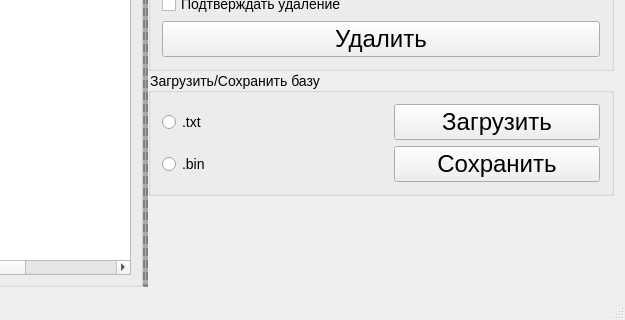
First picture: the form in BD/LR_3/BD_Lr_3/mainwindow.ui, repository andrej22116/PSU_Labs, before the edit; both pictures show x 375 to 1000 and y 280 to 600 of the 1000 by 600 pixel window.
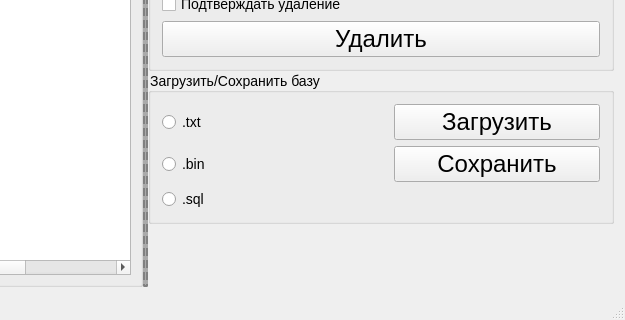
Second picture: the form after the edit. Icons and pictures are not drawn.

```diff
--- a/BD/LR_3/BD_Lr_3/mainwindow.ui
+++ b/BD/LR_3/BD_Lr_3/mainwindow.ui
@@ -324,6 +324,23 @@
              </property>
             </spacer>
            </item>
+           <item row="5" column="0">
+            <widget class="QRadioButton" name="radioButtonSql">
+             <property name="text">
+              <string>.sql</string>
+             </property>
+             <property name="icon">
+              <iconset resource="src/resources.qrc">
+               <normaloff>:/images/icons/BD_Sql.png</normaloff>:/images/icons/BD_Sql.png</iconset>
+             </property>
+             <property name="iconSize">
+              <size>
+               <width>32</width>
+               <height>32</height>
+              </size>
+             </property>
+            </widget>
+           </item>
           </layout>
          </widget>
         </item>
```
Left out of the diff: 68 changed lines with no effect on the pictures.
